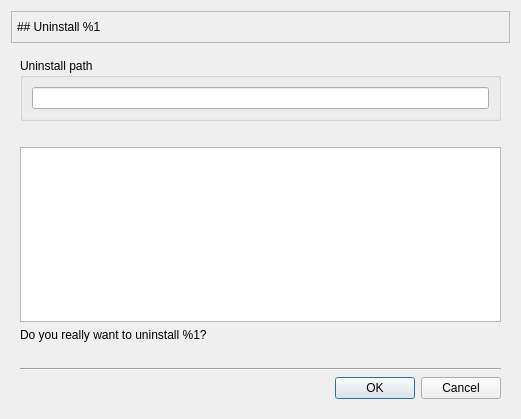
This is QAIFUS/app_uninstall/uninstaller.ui in gradgrind/fetinstaller as Qt 5 draws it before an edit. The edited form follows.
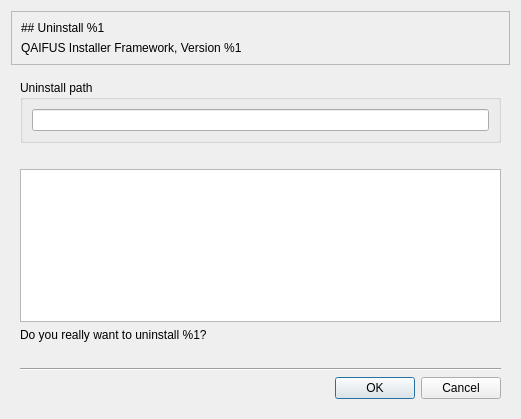
This is the edited form. Icons and pictures are not drawn.

Commit message: Add QAIFUS version to GUI, restructuring

Patch:
```diff
--- a/QAIFUS/app_uninstall/uninstaller.ui
+++ b/QAIFUS/app_uninstall/uninstaller.ui
@@ -141,18 +141,8 @@
       <enum>QFrame::Shadow::Raised</enum>
      </property>
      <layout class="QHBoxLayout" name="horizontalLayout">
-      <property name="leftMargin">
-       <number>5</number>
-      </property>
-      <property name="topMargin">
-       <number>5</number>
-      </property>
-      <property name="rightMargin">
-       <number>5</number>
-      </property>
-      <property name="bottomMargin">
-       <number>5</number>
-      </property>
+      <item>
+       <layout class="QVBoxLayout" name="verticalLayout_4">
       <item>
        <widget class="QLabel" name="label_title">
         <property name="maximumSize">
@@ -171,6 +161,15 @@
          <bool>false</bool>
         </property>
        </widget>
+        </item>
+        <item>
+         <widget class="QLabel" name="label_qaifus_version">
+          <property name="text">
+           <string>QAIFUS Installer Framework, Version %1</string>
+          </property>
+         </widget>
+        </item>
+       </layout>
       </item>
       <item>
        <spacer name="horizontalSpacer">
```
Lines whose indentation alone changed are shown as unchanged. The commit also changes 17 other files.
